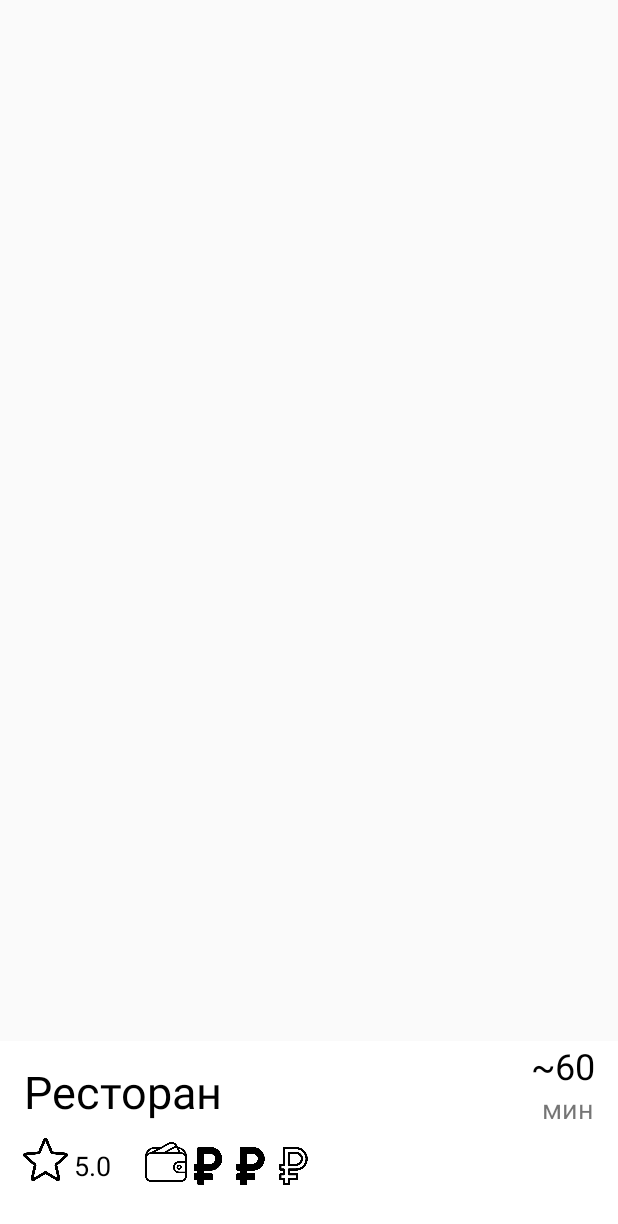
After one commit to Kavrese/YandexFood, an Android app: the layout maket_card_recyclerview.xml on its own in the app's theme, with its tools: preview values and no code run, on a phone screen of 412 x 824 dp. The commit adds this screen. Shown: the top 1224 px of the screen. Run offline under Robolectric (Android 15) with nearby library versions, the phone set to English and light mode, and no system bars.

Commit message:
add template for RecyclerView

```diff
--- a/app/build.gradle
+++ b/app/build.gradle
@@ -32,6 +32,7 @@ dependencies {
     implementation 'androidx.constraintlayout:constraintlayout:1.1.3'
     implementation 'androidx.navigation:navigation-fragment:2.0.0'
     implementation 'androidx.navigation:navigation-ui:2.0.0'
+    implementation 'androidx.recyclerview:recyclerview:1.0.0'
     implementation 'androidx.lifecycle:lifecycle-extensions:2.2.0'
     testImplementation 'junit:junit:4.12'
     androidTestImplementation 'androidx.test.ext:junit:1.1.1'
--- a/app/src/main/AndroidManifest.xml
+++ b/app/src/main/AndroidManifest.xml
@@ -12,7 +12,8 @@
         <activity
             android:name=".MainActivity"
             android:label="@string/app_name"
-            android:theme="@style/AppTheme.NoActionBar">
+            android:theme="@style/AppTheme.NoActionBar"
+            android:screenOrientation="portrait">
             <intent-filter>
                 <action android:name="android.intent.action.MAIN" />
 
--- /dev/null
+++ b/app/src/main/java/com/example/yandex_food/Restaurants.java
@@ -0,0 +1,33 @@
+package com.example.yandex_food;
+
+public class Restaurants {
+    private int id_img;
+    private int time;
+    private int cost;
+    private float stars;
+    private String restaurant;
+
+    public Restaurants(int id_img,int time,int cost, float stars, String restaurant){
+        this.id_img = id_img;
+        this.time = time;
+        this.cost = cost;
+        this.stars = stars;
+        this.restaurant = restaurant;
+    }
+
+    public int getId_img() {
+        return id_img;
+    }
+    public float getStars() {
+        return stars;
+    }
+    public int getCost() {
+        return cost;
+    }
+    public int getTime() {
+        return time;
+    }
+    public String getRestaurant() {
+        return restaurant;
+    }
+}
--- a/app/src/main/res/layout/app_bar_main.xml
+++ b/app/src/main/res/layout/app_bar_main.xml
@@ -57,6 +57,6 @@
                 android:src="@drawable/search"></ImageView>
         </LinearLayout>
 
-    </androidx.appcompat.widget.Toolbar>
+    </androidx.appcompat.widget.Toolbar>"
 
 </androidx.coordinatorlayout.widget.CoordinatorLayout>
--- a/app/src/main/res/layout/content_main.xml
+++ b/app/src/main/res/layout/content_main.xml
@@ -5,4 +5,17 @@
     android:layout_width="match_parent"
     android:layout_height="match_parent"
     app:layout_behavior="@string/appbar_scrolling_view_behavior"
-    tools:showIn="@layout/app_bar_main"/>
+    tools:showIn="@layout/app_bar_main">
+
+    <androidx.recyclerview.widget.RecyclerView
+        android:id="@+id/recyclerView"
+        android:layout_width="match_parent"
+        android:layout_height="670dp"
+        app:layout_constraintBottom_toBottomOf="parent"
+        app:layout_constraintEnd_toEndOf="parent"
+        app:layout_constraintHorizontal_bias="0.0"
+        app:layout_constraintStart_toStartOf="parent"
+        app:layout_constraintTop_toTopOf="parent"
+        app:layout_constraintVertical_bias="1.0">
+    </androidx.recyclerview.widget.RecyclerView>
+</androidx.constraintlayout.widget.ConstraintLayout>
--- /dev/null
+++ b/app/src/main/res/layout/maket_card_recyclerview.xml
@@ -0,0 +1,149 @@
+<?xml version="1.0" encoding="utf-8"?>
+<androidx.constraintlayout.widget.ConstraintLayout
+    xmlns:android="http://schemas.android.com/apk/res/android"
+    xmlns:app="http://schemas.android.com/apk/res-auto"
+    xmlns:tools="http://schemas.android.com/tools"
+    android:layout_width="match_parent"
+    android:layout_height="match_parent">
+
+    <ImageView
+        android:id="@+id/imageView2"
+        android:layout_width="match_parent"
+        android:layout_height="match_parent"
+        app:layout_constraintBottom_toBottomOf="parent"
+        app:layout_constraintEnd_toEndOf="parent"
+        app:layout_constraintHorizontal_bias="0.0"
+        app:layout_constraintStart_toStartOf="parent"
+        app:layout_constraintTop_toTopOf="parent"
+        app:layout_constraintVertical_bias="0.0" />
+
+    <ImageView
+        android:id="@+id/imageView"
+        android:layout_width="match_parent"
+        android:layout_height="130dp"
+        app:layout_constraintBottom_toBottomOf="parent"
+        app:layout_constraintEnd_toEndOf="parent"
+        app:layout_constraintHorizontal_bias="1.0"
+        app:layout_constraintStart_toStartOf="parent"
+        app:layout_constraintTop_toTopOf="parent"
+        app:layout_constraintVertical_bias="1.0"
+        app:srcCompat="@color/white" />
+
+    <TextView
+        android:id="@+id/restaurant"
+        android:layout_width="wrap_content"
+        android:layout_height="wrap_content"
+        android:text="Ресторан"
+        android:textColor="#000000"
+        android:textSize="30sp"
+        app:layout_constraintBottom_toBottomOf="parent"
+        app:layout_constraintEnd_toEndOf="parent"
+        app:layout_constraintHorizontal_bias="0.057"
+        app:layout_constraintStart_toStartOf="parent"
+        app:layout_constraintTop_toTopOf="@+id/imageView"
+        app:layout_constraintVertical_bias="0.147" />
+
+    <ImageView
+        android:id="@+id/starsIMG"
+        android:layout_width="30dp"
+        android:layout_height="30dp"
+        app:layout_constraintBottom_toBottomOf="@+id/imageView"
+        app:layout_constraintEnd_toEndOf="@+id/imageView"
+        app:layout_constraintHorizontal_bias="0.041"
+        app:layout_constraintStart_toStartOf="parent"
+        app:layout_constraintTop_toBottomOf="@+id/restaurant"
+        app:layout_constraintVertical_bias="0.22"
+        app:srcCompat="@drawable/star" />
+
+    <TextView
+        android:id="@+id/star"
+        android:layout_width="wrap_content"
+        android:layout_height="wrap_content"
+        android:layout_marginStart="4dp"
+        android:layout_marginLeft="4dp"
+        android:text="5.0"
+        android:textColor="#000000"
+        android:textSize="18sp"
+        app:layout_constraintBottom_toBottomOf="@+id/imageView"
+        app:layout_constraintEnd_toEndOf="@+id/imageView"
+        app:layout_constraintHorizontal_bias="0.0"
+        app:layout_constraintStart_toEndOf="@+id/starsIMG"
+        app:layout_constraintTop_toBottomOf="@+id/restaurant"
+        app:layout_constraintVertical_bias="0.319" />
+
+    <TextView
+        android:id="@+id/time"
+        android:layout_width="wrap_content"
+        android:layout_height="wrap_content"
+        android:text="~60"
+        android:textColor="#000000"
+        android:textSize="24sp"
+        app:layout_constraintBottom_toBottomOf="@+id/imageView2"
+        app:layout_constraintEnd_toEndOf="parent"
+        app:layout_constraintHorizontal_bias="0.931"
+        app:layout_constraintStart_toEndOf="@+id/restaurant"
+        app:layout_constraintTop_toTopOf="@+id/imageView"
+        app:layout_constraintVertical_bias="0.0" />
+
+    <LinearLayout
+        android:layout_width="85dp"
+        android:layout_height="25dp"
+        android:layout_marginEnd="212dp"
+        android:layout_marginRight="212dp"
+        android:orientation="horizontal"
+        android:weightSum="3"
+        app:layout_constraintBottom_toBottomOf="@+id/imageView2"
+        app:layout_constraintEnd_toEndOf="@+id/imageView"
+        app:layout_constraintHorizontal_bias="0.0"
+        app:layout_constraintStart_toEndOf="@+id/imageView4"
+        app:layout_constraintTop_toBottomOf="@+id/restaurant"
+        app:layout_constraintVertical_bias="0.333">
+
+        <ImageView
+            android:id="@+id/imageView5"
+            android:layout_width="25dp"
+            android:layout_height="wrap_content"
+            android:layout_weight="1"
+            app:srcCompat="@drawable/ruble_yes" />
+
+        <ImageView
+            android:id="@+id/imageView6"
+            android:layout_width="25dp"
+            android:layout_height="wrap_content"
+            android:layout_weight="1"
+            app:srcCompat="@drawable/ruble_yes" />
+
+        <ImageView
+            android:id="@+id/imageView7"
+            android:layout_width="25dp"
+            android:layout_height="wrap_content"
+            android:layout_weight="1"
+            app:srcCompat="@drawable/ruble_no" />
+    </LinearLayout>
+
+    <ImageView
+        android:id="@+id/imageView4"
+        android:layout_width="28dp"
+        android:layout_height="28dp"
+        app:layout_constraintBottom_toBottomOf="parent"
+        app:layout_constraintEnd_toEndOf="parent"
+        app:layout_constraintHorizontal_bias="0.074"
+        app:layout_constraintStart_toEndOf="@+id/star"
+        app:layout_constraintTop_toBottomOf="@+id/restaurant"
+        app:layout_constraintVertical_bias="0.27"
+        app:srcCompat="@drawable/wallet" />
+
+    <TextView
+        android:id="@+id/textView4"
+        android:layout_width="wrap_content"
+        android:layout_height="wrap_content"
+        android:text="мин"
+        android:textSize="18sp"
+        app:layout_constraintBottom_toBottomOf="parent"
+        app:layout_constraintEnd_toEndOf="@+id/imageView"
+        app:layout_constraintHorizontal_bias="0.931"
+        app:layout_constraintStart_toEndOf="@+id/restaurant"
+        app:layout_constraintTop_toBottomOf="@+id/time"
+        app:layout_constraintVertical_bias="0.0" />
+
+</androidx.constraintlayout.widget.ConstraintLayout>
```
Also changed, not shown: app/src/main/res/drawable/ruble_no.png (added), app/src/main/res/drawable/ruble_yes.png (added), app/src/main/res/drawable/star.png (added), app/src/main/res/drawable/wallet.png (added).
